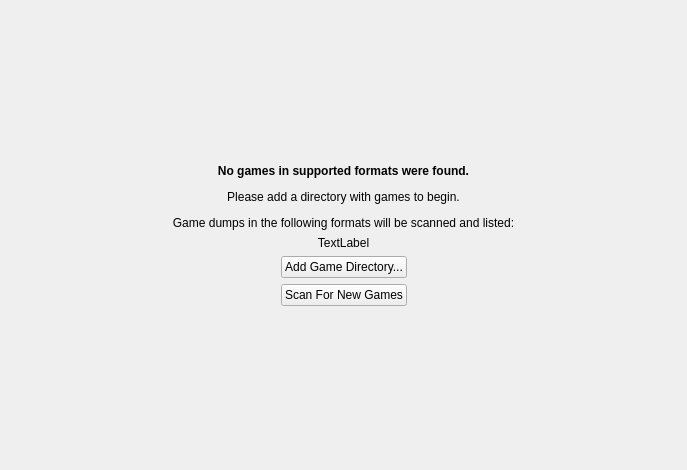
Old version of the form src/duckstation-qt/emptygamelistwidget.ui in the repository stenzek/duckstation.
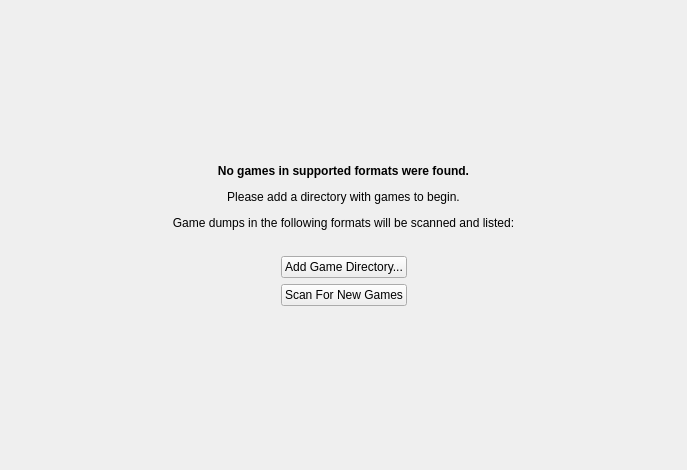
New version of the form.

Diff of the .ui file:
```diff
--- a/src/duckstation-qt/emptygamelistwidget.ui
+++ b/src/duckstation-qt/emptygamelistwidget.ui
@@ -36,9 +36,6 @@
    </item>
    <item>
     <widget class="QLabel" name="supportedFormats">
-     <property name="text">
-      <string>TextLabel</string>
-     </property>
      <property name="alignment">
       <set>Qt::AlignCenter</set>
      </property>
```
